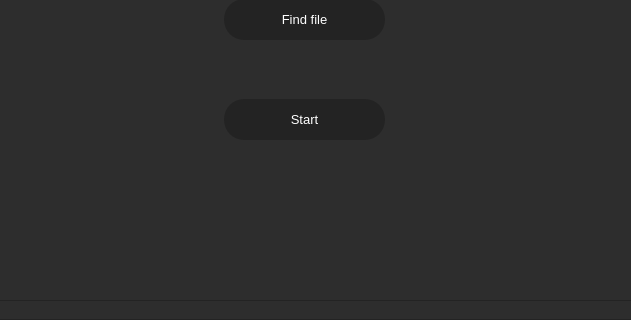
The window that ui/app_ui.ui (piotrWaw1/cybersecurity-project) describes before a commit, drawn with Qt 5; both pictures show x 235 to 866 and y 180 to 500 of the 1000 by 500 pixel window.
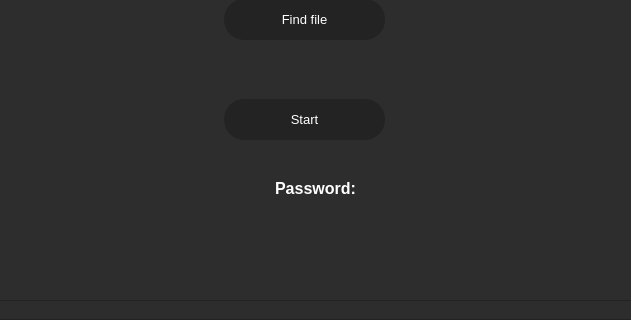
The same window after the commit. The open tabs and pages were chosen to show the change.

Commit message: zip password cracker work

The edit to the form file:
```diff
--- a/ui/app_ui.ui
+++ b/ui/app_ui.ui
@@ -1256,6 +1256,19 @@
                   <string>&lt;html&gt;&lt;head/&gt;&lt;body&gt;&lt;p&gt;&lt;span style=&quot; font-size:10pt;&quot;&gt;File path&lt;/span&gt;&lt;/p&gt;&lt;/body&gt;&lt;/html&gt;</string>
                  </property>
                 </widget>
+                <widget class="QLabel" name="zip_password">
+                 <property name="geometry">
+                  <rect>
+                   <x>196</x>
+                   <y>280</y>
+                   <width>471</width>
+                   <height>41</height>
+                  </rect>
+                 </property>
+                 <property name="text">
+                  <string>&lt;html&gt;&lt;head/&gt;&lt;body&gt;&lt;p align=&quot;center&quot;&gt;&lt;span style=&quot; font-size:12pt; font-weight:600;&quot;&gt;&lt;br/&gt;Password:&lt;/span&gt;&lt;/p&gt;&lt;/body&gt;&lt;/html&gt;</string>
+                 </property>
+                </widget>
                </widget>
               </item>
              </layout>
```
Left out of the diff: 7 changed lines with no effect on the pictures. The commit also changes 3 other files.
